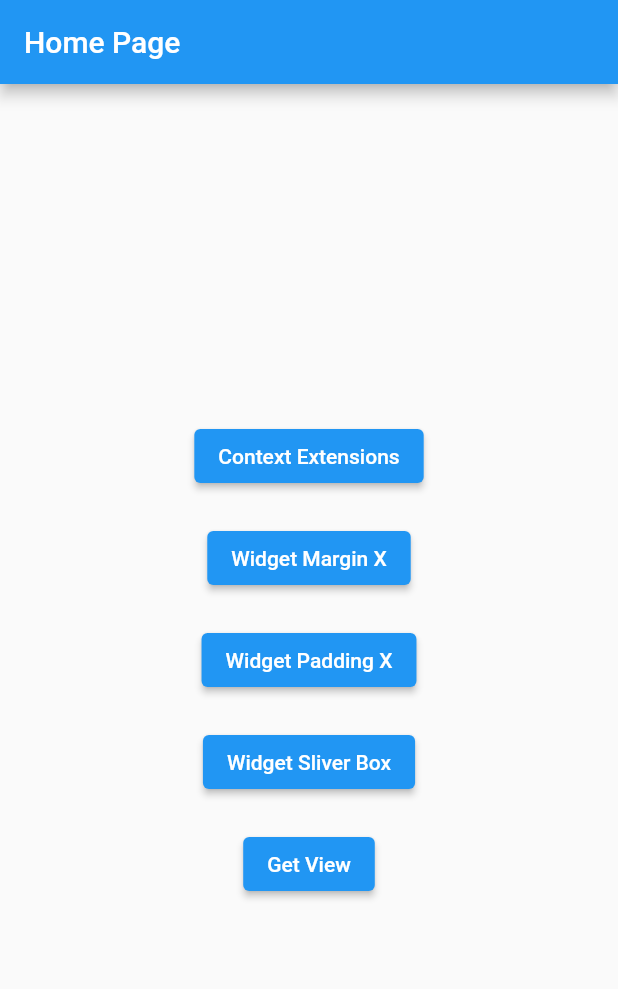
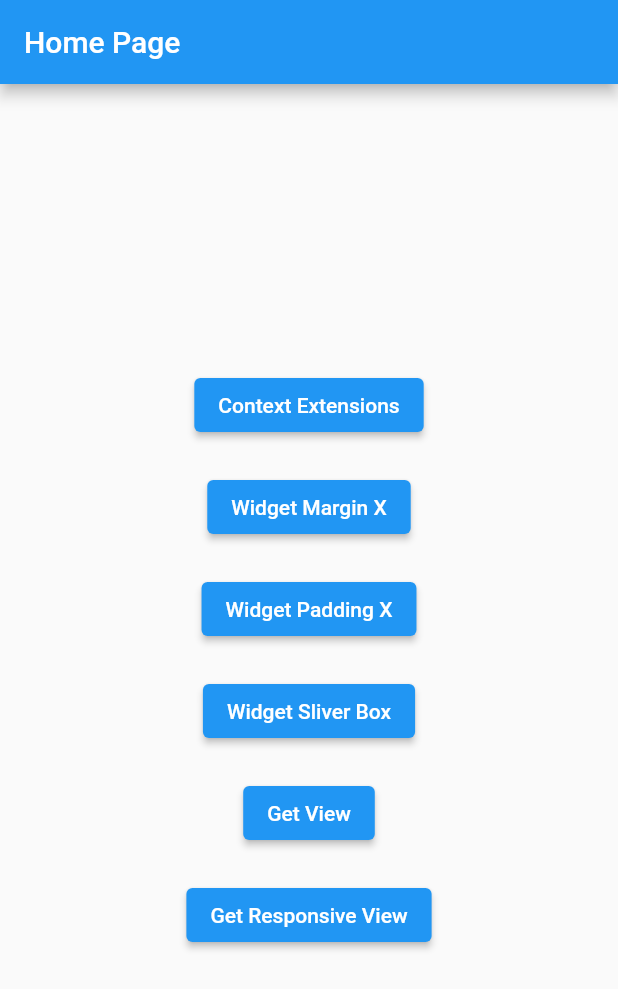
Before and after one commit to ElcioLS/adf_get_ui_utils, a Flutter app: the screen it shows after launch, on a phone screen of 412 x 824 dp. Shown: the top 989 px of the screen. Run offline on Flutter 3.47's test engine with Material 2 defaults, Android fonts, the light colour scheme and no system bars; our stand-ins replace get.

Commit message:
GetResponsiveView

```diff
--- a/lib/main.dart
+++ b/lib/main.dart
@@ -1,4 +1,6 @@
 import 'package:adf_get_ui_utils/pages/context_ext/context_ext_page.dart';
+import 'package:adf_get_ui_utils/pages/get_responsive_view/get_reponsive_view_controller.dart';
+import 'package:adf_get_ui_utils/pages/get_responsive_view/get_responsive_view_page.dart';
 import 'package:adf_get_ui_utils/pages/get_view/get_view_controller.dart';
 import 'package:adf_get_ui_utils/pages/get_view/get_view_page.dart';
 import 'package:adf_get_ui_utils/pages/home_page.dart';
@@ -36,6 +38,10 @@ class MyApp extends StatelessWidget {
             binding: BindingsBuilder.put(() => GetViewController()),
             // binding: BindingsBuilder(() => Get.lazyPut(() => GetViewController())),
             page: () => const GetViewPage()),
+        GetPage(
+            name: '/get_responsive_view',
+            binding: BindingsBuilder.put(() => GetReponsiveViewController()),
+            page: () => GetResponsiveViewPage()),
       ],
     );
   }
--- /dev/null
+++ b/lib/pages/get_responsive_view/get_reponsive_view_controller.dart
@@ -0,0 +1,3 @@
+import 'package:get/get.dart';
+
+class GetReponsiveViewController extends GetxController {}
--- a/lib/pages/home_page.dart
+++ b/lib/pages/home_page.dart
@@ -48,6 +48,13 @@ class HomePage extends StatelessWidget {
               },
               child: const Text('Get View'),
             ),
+            const SizedBox(height: 20),
+            ElevatedButton(
+              onPressed: () {
+                Get.toNamed('/get_responsive_view');
+              },
+              child: const Text('Get Responsive View'),
+            ),
           ],
         ),
       ),
```
Also changed, not shown: lib/pages/get_responsive_view/get_responsive_view_page.dart (added, +57 -0 lines).
